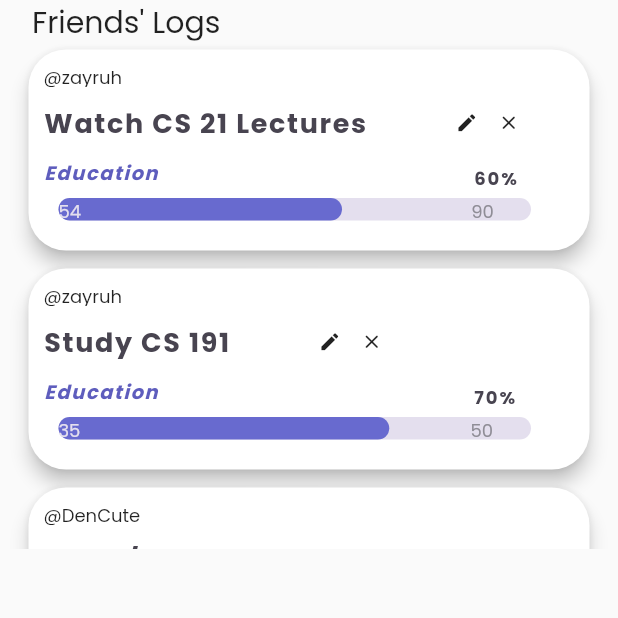
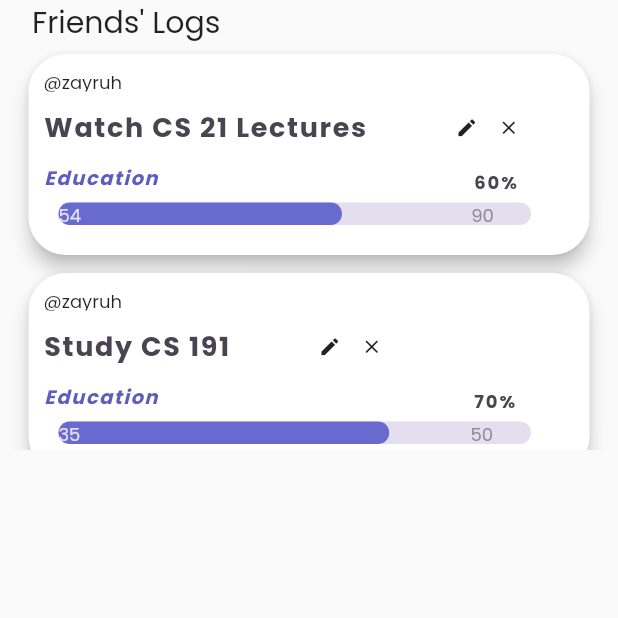
Before and after one commit to Habit-Tracker-192/Habit-Tracker, a Flutter app: the Friends screen opened directly, on a phone screen of 412 x 824 dp, the top half of it. Run offline on Flutter 3.47's test engine with Material 2 defaults, Android fonts, the phone set to English and light mode, and no system bars; drawn by our look-alikes of percent_indicator; our stand-ins replace cloud_firestore, firebase_auth, firebase_core; accounts and stored records are empty.

Commit message:
Update profile.dart

```diff
--- a/first_app/lib/screens/profile.dart
+++ b/first_app/lib/screens/profile.dart
@@ -372,12 +372,13 @@ class _FriendsState extends State<Friends> {
       child: Column(
         children: [
         Container( //Friends Logs
-          height: 27,
+
+          height: 30,
           alignment: Alignment.centerLeft,
           child: Text('    Friends\' Logs', style: TextStyle(fontSize: 20, fontFamily: 'Poppins'))
         ),
         Container(
-          height:339,
+          height:270,
           child: ListView.builder(
               padding: EdgeInsets.fromLTRB(0,0,0,0),
               itemCount: goal.length,
```
